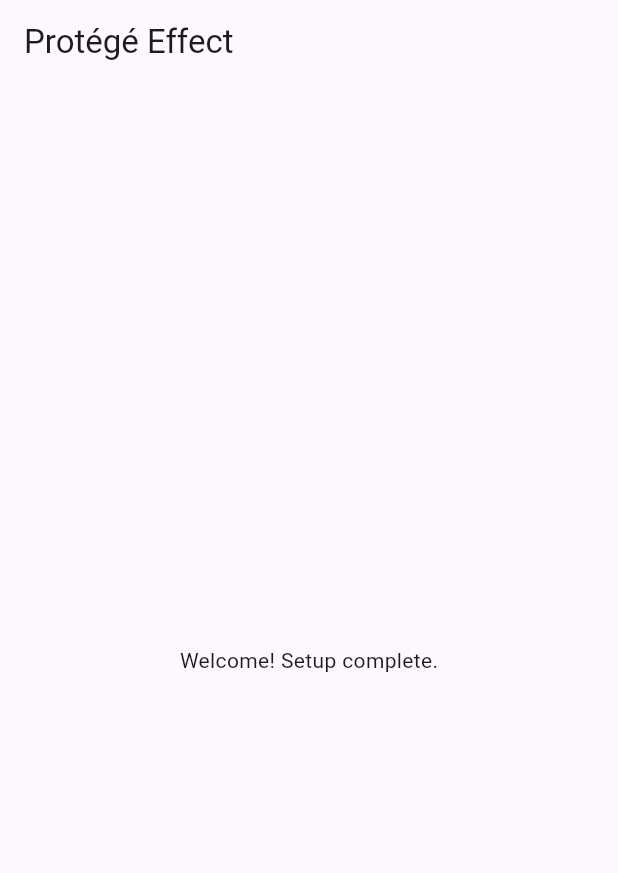
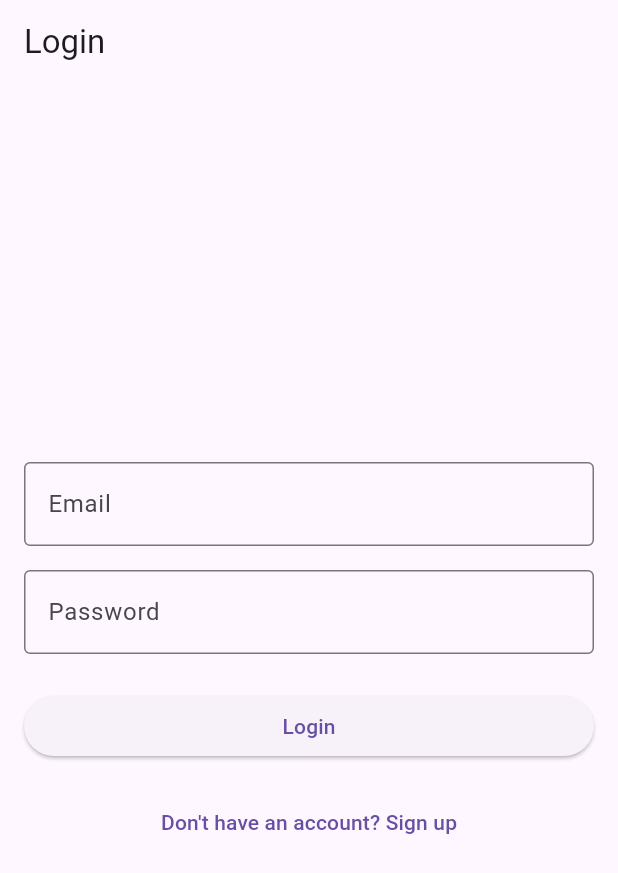
Before and after one commit to developerwordz/MultiAgentLearningSystem, a Flutter app: the screen it shows after launch, on a phone screen of 412 x 824 dp. Shown: the top 873 px of the screen. Run offline on Flutter 3.47's test engine with Material 3 defaults, Android fonts, the phone set to English and light mode, and no system bars; our stand-ins replace supabase_flutter; accounts and stored records are empty.

Commit message:
User_Auth_Setup

```diff
--- a/lib/config/supabase_config.dart
+++ b/lib/config/supabase_config.dart
@@ -1,13 +1,13 @@
 import 'package:supabase_flutter/supabase_flutter.dart';
 
 class SupabaseConfig {
-  static const String supabaseUrl = 'https://sfuyffjrcemekqpkaygi.supabase.co/rest/v1/';
-  static const String publishableKey = 'sb_publishable_FVKbMQ3qSSekV-hnjo7K_Q_NmBviZBx';
+  static const String supabaseUrl = 'https://sfuyffjrcemekqpkaygi.supabase.co';
+  static const String supabaseAnonKey = 'sb_publishable_FVKbMQ3qSSekV-hnjo7K_Q_NmBviZBx';
 
   static Future<void> initialize() async {
     await Supabase.initialize(
       url: supabaseUrl,
-      publishableKey: publishableKey,
+      publishableKey: supabaseAnonKey,
     );
   }
 }
--- a/lib/main.dart
+++ b/lib/main.dart
@@ -1,13 +1,13 @@
 import 'package:flutter/material.dart';
-import 'package:supabase_flutter/supabase_flutter.dart';
+import 'package:provider/provider.dart';
 import 'config/supabase_config.dart';
+import 'providers/auth_provider.dart';
+import 'screens/auth/login_screen.dart';
+import 'screens/home/home_screen.dart';
 
 void main() async {
   WidgetsFlutterBinding.ensureInitialized();
-
-  // Initialize Supabase
   await SupabaseConfig.initialize();
-
   runApp(const MyApp());
 }
 
@@ -16,29 +16,47 @@ class MyApp extends StatelessWidget {
 
   @override
   Widget build(BuildContext context) {
-    return MaterialApp(
-      title: 'Protégé Effect',
-      theme: ThemeData(
-        primarySwatch: Colors.blue,
-        useMaterial3: true,
+    return MultiProvider(
+      providers: [
+        ChangeNotifierProvider(create: (_) => AuthProvider()),
+      ],
+      child: MaterialApp(
+        title: 'Protégé Effect',
+        theme: ThemeData(
+          primarySwatch: Colors.blue,
+          useMaterial3: true,
+        ),
+        home: const AuthWrapper(),
       ),
-      home: const HomeScreen(),
     );
   }
 }
 
-class HomeScreen extends StatelessWidget {
-  const HomeScreen({super.key});
+class AuthWrapper extends StatefulWidget {
+  const AuthWrapper({super.key});
+
+  @override
+  State<AuthWrapper> createState() => _AuthWrapperState();
+}
+
+class _AuthWrapperState extends State<AuthWrapper> {
+  @override
+  void initState() {
+    super.initState();
+    // Check auth state on startup
+    context.read<AuthProvider>().checkAuthState();
+  }
 
   @override
   Widget build(BuildContext context) {
-    return Scaffold(
-      appBar: AppBar(
-        title: const Text('Protégé Effect'),
-      ),
-      body: Center(
-        child: Text('Welcome! Setup complete.'),
-      ),
+    return Consumer<AuthProvider>(
+      builder: (context, authProvider, _) {
+        if (authProvider.isAuthenticated) {
+          return const HomeScreen();
+        } else {
+          return const LoginScreen();
+        }
+      },
     );
   }
 }
--- a/lib/models/user_model.dart
+++ b/lib/models/user_model.dart
@@ -0,0 +1,27 @@
+class UserProfile {
+  final String id;
+  final String email;
+  final DateTime createdAt;
+  // constructor
+  UserProfile({
+    required this.id,
+    required this.email,
+    required this.createdAt,
+  });
+
+  factory UserProfile.fromMap(Map<String, dynamic> map) {
+    return UserProfile(
+      id: map['id'] as String,
+      email: map['email'] as String,
+      createdAt: DateTime.parse(map['created_at'] as String),
+    );
+  }
+
+  Map<String, dynamic> toMap() {
+    return {
+      'id': id,
+      'email': email,
+      'created_at': createdAt.toIso8601String(),
+    };
+  }
+}
--- a/lib/providers/auth_provider.dart
+++ b/lib/providers/auth_provider.dart
@@ -0,0 +1,102 @@
+import 'package:flutter/material.dart';
+import 'package:supabase_flutter/supabase_flutter.dart';
+import '../models/user_model.dart';
+
+class AuthProvider extends ChangeNotifier {
+  UserProfile? _user;
+  bool _isLoading = false;
+  String? _error;
+
+  UserProfile? get user => _user;
+  bool get isLoading => _isLoading;
+  String? get error => _error;
+  bool get isAuthenticated => _user != null;
+
+  final supabase = Supabase.instance.client;
+
+  // Initialize auth state on app start
+  Future<void> checkAuthState() async {
+    final session = supabase.auth.currentSession;
+    if (session != null) {
+      _user = UserProfile(
+        id: session.user.id,
+        email: session.user.email ?? '',
+        createdAt: DateTime.now(),
+      );
+    }
+    notifyListeners();
+  }
+
+  // Sign up
+  Future<void> signup(String email, String password) async {
+    _isLoading = true;
+    _error = null;
+    notifyListeners();
+
+    try {
+      final response = await supabase.auth.signUp(
+        email: email,
+        password: password,
+      );
+
+      if (response.user != null) {
+        _user = UserProfile(
+          id: response.user!.id,
+          email: response.user!.email ?? '',
+          createdAt: DateTime.now(),
+        );
+        _error = null;
+      }
+    } catch (e) {
+      _error = e.toString();
+    }
+
+    _isLoading = false;
+    notifyListeners();
+  }
+
+  // Login
+  Future<void> login(String email, String password) async {
+    _isLoading = true;
+    _error = null;
+    notifyListeners();
+
+    try {
+      final response = await supabase.auth.signInWithPassword(
+        email: email,
+        password: password,
+      );
+
+      if (response.user != null) {
+        _user = UserProfile(
+          id: response.user!.id,
+          email: response.user!.email ?? '',
+          createdAt: DateTime.now(),
+        );
+        _error = null;
+      }
+    } catch (e) {
+      _error = e.toString();
+    }
+
+    _isLoading = false;
+    notifyListeners();
+  }
+
+  // Logout
+  Future<void> logout() async {
+    _isLoading = true;
+    notifyListeners();
+
+    try {
+      await supabase.auth.signOut();
+      _user = null;
+      _error = null;
+    } catch (e) {
+      _error = e.toString();
+    }
+
+    _isLoading = false;
+    notifyListeners();
+  }
+}
--- a/lib/screens/auth/login_screen.dart
+++ b/lib/screens/auth/login_screen.dart
@@ -0,0 +1,92 @@
+import 'package:flutter/material.dart';
+import 'package:provider/provider.dart';
+import '../../providers/auth_provider.dart';
+import 'signup_screen.dart';
+
+class LoginScreen extends StatefulWidget {
+  const LoginScreen({super.key});
+
+  @override
+  State<LoginScreen> createState() => _LoginScreenState();
+}
+
+class _LoginScreenState extends State<LoginScreen> {
+  final emailController = TextEditingController();
+  final passwordController = TextEditingController();
+
+  @override
+  void dispose() {
+    emailController.dispose();
+    passwordController.dispose();
+    super.dispose();
+  }
+
+  @override
+  Widget build(BuildContext context) {
+    return Scaffold(
+      appBar: AppBar(title: const Text('Login')),
+      body: Padding(
+        padding: const EdgeInsets.all(16),
+        child: Consumer<AuthProvider>(
+          builder: (context, authProvider, _) {
+            return Column(
+              mainAxisAlignment: MainAxisAlignment.center,
+              children: [
+                TextField(
+                  controller: emailController,
+                  decoration: const InputDecoration(
+                    hintText: 'Email',
+                    border: OutlineInputBorder(),
+                  ),
+                ),
+                const SizedBox(height: 16),
+                TextField(
+                  controller: passwordController,
+                  obscureText: true,
+                  decoration: const InputDecoration(
+                    hintText: 'Password',
+                    border: OutlineInputBorder(),
+                  ),
+                ),
+                const SizedBox(height: 24),
+                SizedBox(
+                  width: double.infinity,
+                  child: ElevatedButton(
+                    onPressed: authProvider.isLoading
+                        ? null
+                        : () async {
+                            await authProvider.login(
+                              emailController.text,
+                              passwordController.text,
+                            );
+                            if (authProvider.error != null) {
+                              ScaffoldMessenger.of(context).showSnackBar(
+                                SnackBar(content: Text(authProvider.error!)),
+                              );
+                            }
+                          },
+                    child: authProvider.isLoading
+                        ? const CircularProgressIndicator()
+                        : const Text('Login'),
+                  ),
+                ),
+                const SizedBox(height: 16),
+                TextButton(
+                  onPressed: () {
+                    Navigator.push(
+                      context,
+                      MaterialPageRoute(
+                        builder: (_) => const SignupScreen(),
+                      ),
+                    );
+                  },
+                  child: const Text("Don't have an account? Sign up"),
+                ),
+              ],
+            );
+          },
+        ),
+      ),
+    );
+  }
+}
```
Also changed, not shown: lib/models/session_model.dart (+32 -0 lines), lib/screens/auth/signup_screen.dart (+81 -0 lines), lib/screens/home/home_screen.dart (+43 -0 lines).
